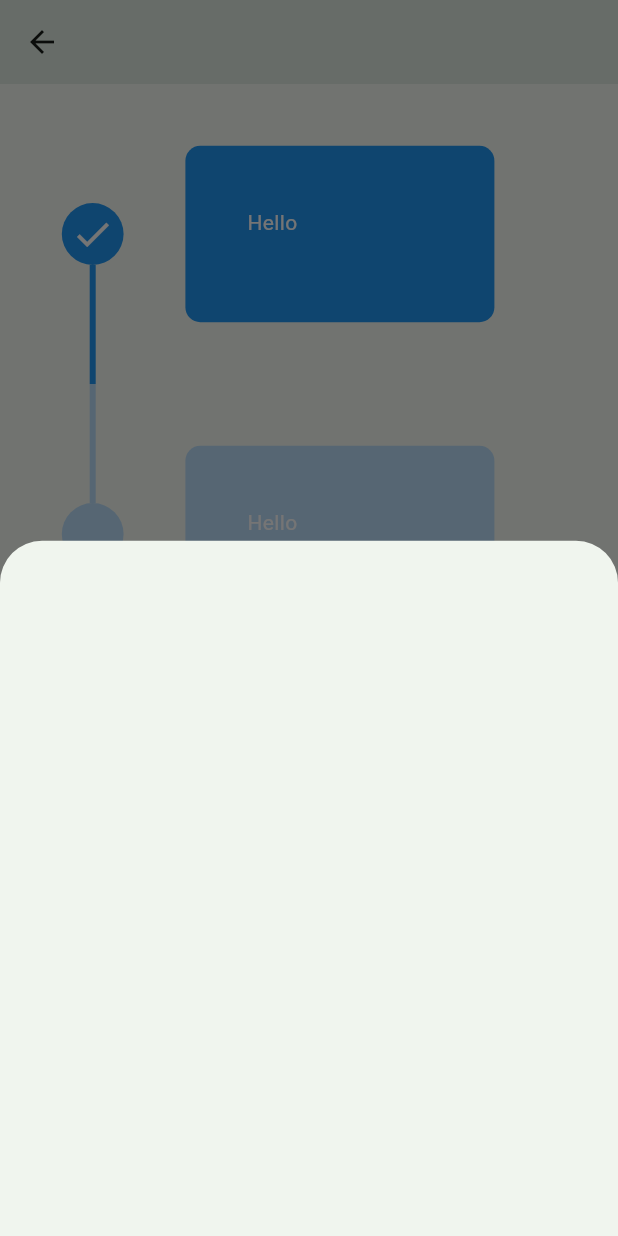
After one commit to IngAndresRincon/HermeticidadAPP, a Flutter app: the HomeTimeLinePage screen opened by its route, after a tap on "Hello", on a phone screen of 412 x 824 dp. The commit adds this screen. Run offline on Flutter 3.47's test engine with Material 2 defaults, Android fonts, the phone set to English and light mode, and no system bars; drawn by our look-alikes of timeline_tile; our stand-ins replace camera, fluttertoast, shared_preferences, syncfusion_flutter_charts; missing offline and left inert: dart_des; accounts and stored records are empty.

Commit message:
LineTime
LineTime

```diff
--- a/lib/Page/camera_page.dart
+++ b/lib/Page/camera_page.dart
@@ -57,7 +57,7 @@ class _CameraPageState extends State<CameraPage> {
         // Scroll automático al final del ListView
         if (_capturedImages.length > 4) {
           _scrollController.animateTo(
-            _scrollController.position.extentTotal,
+            _scrollController.position.devicePixelRatio,
             duration: const Duration(milliseconds: 500),
             curve: Curves.easeInOut,
           );
--- /dev/null
+++ b/lib/Page/home_timeline_page.dart
@@ -0,0 +1,42 @@
+import 'package:flutter/material.dart';
+import 'package:hermeticidadapp/Tools/complements.dart';
+import 'package:timeline_tile/timeline_tile.dart';
+
+class HomeTimeLinePage extends StatefulWidget {
+  const HomeTimeLinePage({super.key});
+
+  @override
+  State<HomeTimeLinePage> createState() => _HomeTimeLinePageState();
+}
+
+class _HomeTimeLinePageState extends State<HomeTimeLinePage> {
+  @override
+  Widget build(BuildContext context) {
+    return Scaffold(
+      appBar: AppBar(
+        elevation: 5,
+      ),
+      body: Container(
+        padding: EdgeInsets.symmetric(
+            horizontal: getScreenSize(context).width * 0.1),
+        child: ListView(
+          children: [
+            GestureDetector(
+                onTap: () {
+                  showModalBottomSheet(
+                    context: context,
+                    builder: (context) {
+                      return Container();
+                    },
+                  );
+                },
+                child:
+                    ItemLineTime(isFirts: true, isLast: false, isPast: true)),
+            ItemLineTime(isFirts: false, isLast: false, isPast: false),
+            ItemLineTime(isFirts: false, isLast: true, isPast: false),
+          ],
+        ),
+      ),
+    );
+  }
+}
--- a/lib/Page/login_page.dart
+++ b/lib/Page/login_page.dart
@@ -183,10 +183,16 @@ class _LoginPageState extends State<LoginPage> {
             return;
           }
 
+          if (controllerEmail.text == "1" && controllerPassword.text == "1") {
+            Navigator.pushNamed(context, 'home1');
+            return;
+          }
+
           Map<String, dynamic> mapDataUser = {
             'Usuario': controllerEmail.text,
             'Contrasena': encriptador.encrypter(controllerPassword.text)
           };
+
           funtionButtonLogin(context, mapDataUser);
         },
         width: .8,
--- a/lib/Tools/complements.dart
+++ b/lib/Tools/complements.dart
@@ -5,7 +5,7 @@ import 'package:fluttertoast/fluttertoast.dart';
 import 'package:hermeticidadapp/Models/models.dart';
 import 'package:hermeticidadapp/Tools/encripter.dart';
 import 'package:shared_preferences/shared_preferences.dart';
-import 'package:camera/camera.dart';
+import 'package:timeline_tile/timeline_tile.dart';
 
 Size getScreenSize(BuildContext context) {
   return MediaQuery.of(context).size;
@@ -100,3 +100,44 @@ Future<void> writeCacheData(String ipApi, String portApi) async {
     developer.log("Error al escribir cache");
   }
 }
+
+class ItemLineTime extends StatelessWidget {
+  final bool isFirts;
+  final bool isLast;
+  final bool isPast;
+  const ItemLineTime(
+      {super.key,
+      required this.isFirts,
+      required this.isLast,
+      required this.isPast});
+
+  @override
+  Widget build(BuildContext context) {
+    return SizedBox(
+      height: 200,
+      child: TimelineTile(
+        isFirst: isFirts,
+        isLast: isLast,
+        beforeLineStyle:
+            LineStyle(color: isPast ? Colors.blue : Colors.blue.shade100),
+        indicatorStyle: IndicatorStyle(
+            width: getScreenSize(context).width * 0.1,
+            color: isPast ? Colors.blue : Colors.blue.shade100,
+            iconStyle: IconStyle(
+                iconData: Icons.done,
+                color: isPast ? Colors.white : Colors.blue.shade100)),
+        endChild: Container(
+          margin: EdgeInsets.all(getScreenSize(context).width * 0.1),
+          padding: EdgeInsets.all(getScreenSize(context).width * 0.1),
+          decoration: BoxDecoration(
+              color: isPast ? Colors.blue.shade500 : Colors.blue.shade100,
+              borderRadius: BorderRadius.circular(10)),
+          child: Text(
+            "Hello",
+            style: TextStyle(color: Colors.white),
+          ),
+        ),
+      ),
+    );
+  }
+}
--- a/lib/main.dart
+++ b/lib/main.dart
@@ -1,4 +1,5 @@
 import 'package:flutter/material.dart';
+import 'package:hermeticidadapp/Page/home_timeline_page.dart';
 import 'package:hermeticidadapp/Page/show_file_page.dart';
 import 'package:hermeticidadapp/Page/test_page.dart';
 
@@ -24,6 +25,7 @@ class MyApp extends StatelessWidget {
         'splash': (context) => const SplashPage(),
         'login': (context) => const LoginPage(),
         'home': (context) => const HomePage(),
+        'home1': (context) => const HomeTimeLinePage(),
         'test': (context) => TestPage(),
         'file': (context) => FilePage(),
         'camera': (context) => const CameraPage(),
--- a/pubspec.yaml
+++ b/pubspec.yaml
@@ -46,6 +46,7 @@ dependencies:
   dart_des: ^1.0.2
   path: ^1.8.3
   camera: ^0.10.5+9
+  timeline_tile: ^2.0.0
 
 dev_dependencies:
   flutter_test:
```
Also changed, not shown: pubspec.lock.
